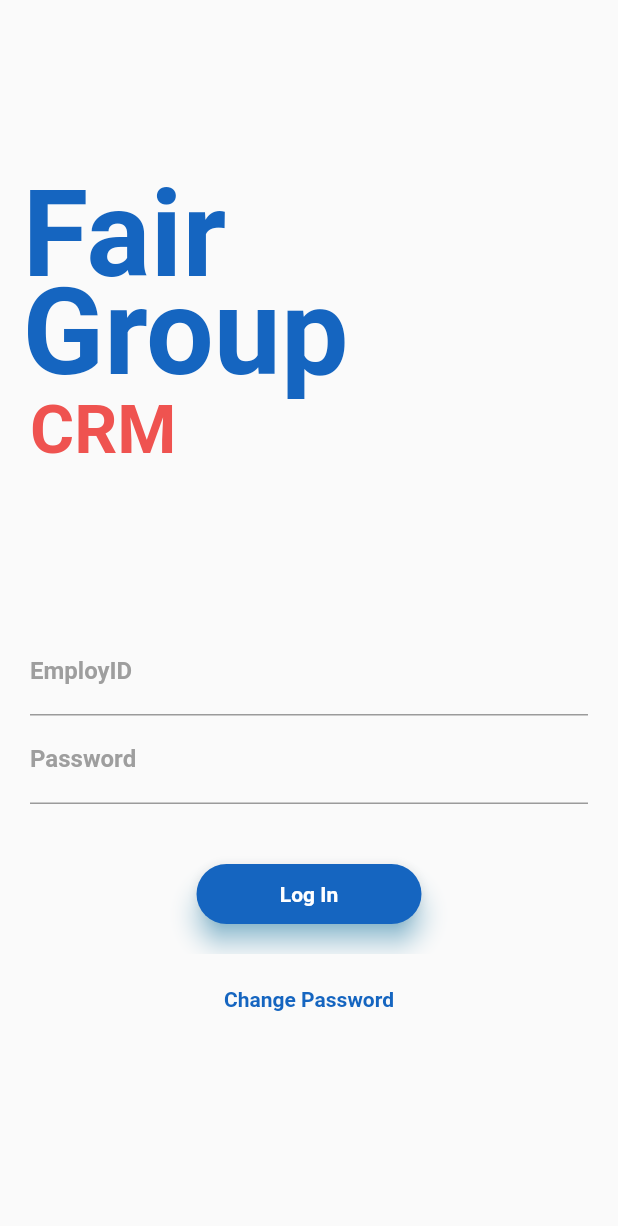
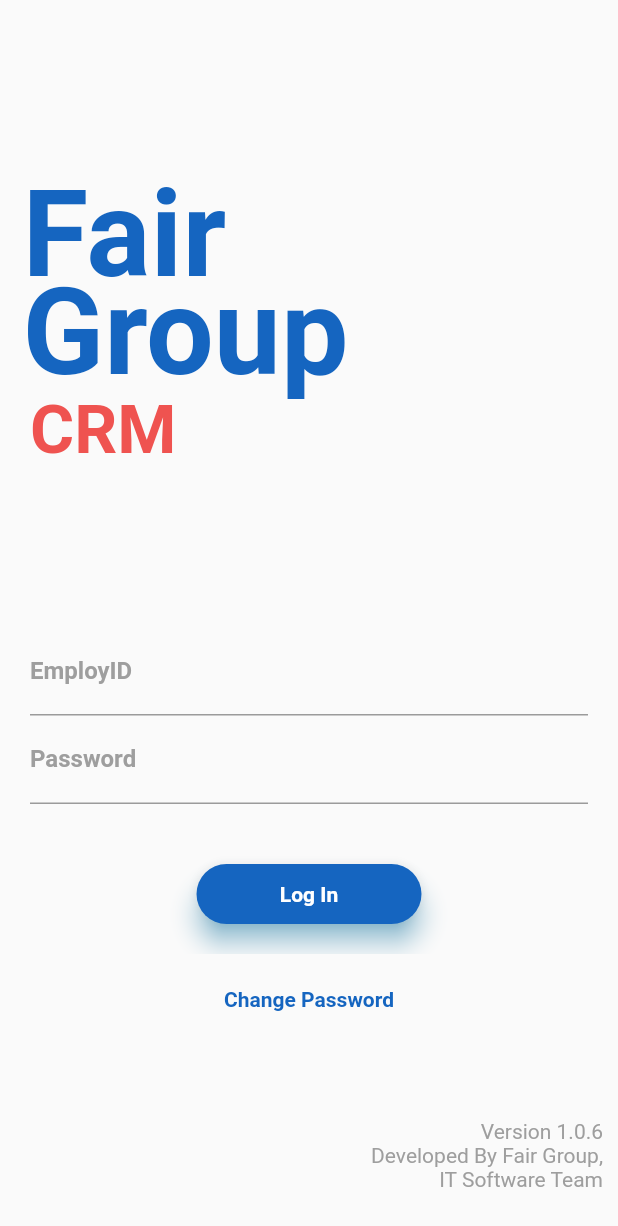
Before and after one commit to Beheshti-Kabir/FairGroupCRM, a Flutter app: the screen it shows after launch, on a phone screen of 412 x 824 dp. Shown: the top 1226 px of the screen. Run offline on Flutter 3.47's test engine with Material 2 defaults, Android fonts, the phone set to English and light mode, and no system bars; our stand-ins replace flutter_datetime_picker, flutter_typeahead, fluttertoast, geolocator; missing offline and left inert: dart:ffi, footer.

Commit message:
added footer

```diff
--- a/lib/constants.dart
+++ b/lib/constants.dart
@@ -1,3 +1,4 @@
 class Constants {
   static String employeeId = '';
+  static String version = '1.0.6';
 }
--- a/lib/main.dart
+++ b/lib/main.dart
@@ -1,10 +1,12 @@
 // ignore_for_file: prefer_const_constructors, avoid_unnecessary_containers
 
 import 'dart:ui';
+import 'package:footer/footer_view.dart';
 import 'package:http/http.dart' as http;
 import 'package:fluttertoast/fluttertoast.dart';
 
 import 'package:flutter/material.dart';
+import 'package:footer/footer.dart';
 import 'package:login_prac/New_Lead.dart';
 import 'package:login_prac/api_service.dart';
 import 'package:login_prac/changePassword.dart';
@@ -46,6 +48,7 @@
   final _passwordController = TextEditingController();
   bool _employIDValidate = false;
   bool _passwordValidate = false;
+  String version = Constants.version;
   //logInValidator(){}
 
   bool formValidator() {
@@ -75,6 +78,7 @@
     return Scaffold(
       //resizeToAvoidBottomInset: false,
       body: SingleChildScrollView(
+
         child: Column(
           crossAxisAlignment: CrossAxisAlignment.start,
           children: <Widget>[
@@ -275,7 +279,23 @@
                             ),
                           ),
                         ),
-            )
+            ),
+        //     FooterView(children: <Widget>[], footer: new Footer(
+        //   child: Padding(
+        //     padding: new EdgeInsets.all(10.0),
+        //     child: Text('Version 1.0.6\nDeveloped By Fair Group, IT Software Team'),
+        //   ),
+        // ),
+        // //flex: 1,
+        // )
+        Container(
+          alignment: Alignment.bottomRight,
+          padding: EdgeInsets.only(top: 50.0,right: 10.0),
+          child: Text('Version $version\nDeveloped By Fair Group,\nIT Software Team',
+                textAlign: TextAlign.right,
+                style: TextStyle(color: Colors.grey),),
+        )
+
           ],
         ),
       ),
--- a/lib/summery.dart
+++ b/lib/summery.dart
@@ -42,6 +42,7 @@
   late var totalCancel = '';
   late var totalInProgress = '';
   late var totalNoAnswer = '';
+  String version = Constants.version;
 
   @override
   initState() {
@@ -99,12 +100,10 @@
             mainAxisAlignment: MainAxisAlignment.center,
             children: <Widget>[
               Expanded(
-                flex:1,
+                flex: 1,
                 child: Container(
                   padding: EdgeInsets.fromLTRB(25.0, 20.0, 0.0, 0.0),
-                  child:
-
-                      GestureDetector(
+                  child: GestureDetector(
                     onTap: () {
                       Navigator.of(context).pushNamed('/newlead');
                     },
@@ -128,19 +127,18 @@
                       ),
                     ),
                   ),
-
-
                 ),
               ),
               Expanded(
-                flex:1,
+                flex: 1,
                 child: Container(
                   padding: EdgeInsets.fromLTRB(20.0, 20.0, 20.0, 0.0),
                   child: Stack(
                     children: <Widget>[
                       GestureDetector(
                         onTap: () {
-                          Navigator.of(context).pushNamed('/newleadtransaction');
+                          Navigator.of(context)
+                              .pushNamed('/newleadtransaction');
                         },
                         child: SizedBox(
                           height: 40.0,
@@ -174,14 +172,13 @@
               crossAxisAlignment: CrossAxisAlignment.start,
               children: <Widget>[
                 Expanded(
-                  flex:1,
+                  flex: 1,
                   child: Container(
                     padding: EdgeInsets.fromLTRB(10.0, 0.0, 10.0, 0.0),
                     child: Stack(
                       children: <Widget>[
                         GestureDetector(
                           onTap: () async {
-
                             Fluttertoast.showToast(
                                 msg: "Loading..",
                                 toastLength: Toast.LENGTH_SHORT,
@@ -190,7 +187,7 @@
                                 backgroundColor: Colors.red,
                                 textColor: Colors.white,
                                 fontSize: 16.0);
-                                totalLead=="0"
+                            totalLead == "0"
                                 ? Fluttertoast.showToast(
                                     msg: "No Data",
                                     toastLength: Toast.LENGTH_SHORT,
@@ -199,7 +196,7 @@
                                     backgroundColor: Colors.red,
                                     textColor: Colors.white,
                                     fontSize: 16.0)
-                            :Navigator.pushNamed(context, '/listsPage',
+                                : Navigator.pushNamed(context, '/listsPage',
                                     arguments: 'TOTAL');
                           },
                           child: SizedBox(
@@ -236,7 +233,7 @@
               crossAxisAlignment: CrossAxisAlignment.start,
               children: <Widget>[
                 Expanded(
-                  flex:1,
+                  flex: 1,
                   child: Container(
                     padding: EdgeInsets.all(10.0),
                     child: Stack(
@@ -260,7 +257,7 @@
                                     backgroundColor: Colors.red,
                                     textColor: Colors.white,
                                     fontSize: 16.0)
-                                :Navigator.pushNamed(context, '/listsPage',
+                                : Navigator.pushNamed(context, '/listsPage',
                                     arguments: 'IN-PROGRESS');
                           },
                           child: SizedBox(
@@ -288,9 +285,8 @@
                     ),
                   ),
                 ),
-
                 Expanded(
-                  flex:1,
+                  flex: 1,
                   child: Container(
                     padding: EdgeInsets.fromLTRB(0.0, 10.0, 10.0, 0.0),
                     child: Stack(
@@ -351,7 +347,7 @@
               crossAxisAlignment: CrossAxisAlignment.start,
               children: <Widget>[
                 Expanded(
-                  flex:1,
+                  flex: 1,
                   child: Container(
                     padding: EdgeInsets.all(10.0),
                     child: Stack(
@@ -375,7 +371,7 @@
                                     backgroundColor: Colors.red,
                                     textColor: Colors.white,
                                     fontSize: 16.0)
-                                :Navigator.pushNamed(context, '/listsPage',
+                                : Navigator.pushNamed(context, '/listsPage',
                                     arguments: 'PRODUCT-NOT-AVAILABLE');
                           },
                           child: SizedBox(
@@ -403,10 +399,8 @@
                     ),
                   ),
                 ),
-
-
                 Expanded(
-                  flex:1,
+                  flex: 1,
                   child: Container(
                     padding: EdgeInsets.fromLTRB(0.0, 10.0, 10.0, 0.0),
                     child: Stack(
@@ -430,7 +424,7 @@
                                     backgroundColor: Colors.red,
                                     textColor: Colors.white,
                                     fontSize: 16.0)
-                            :Navigator.pushNamed(context, '/listsPage',
+                                : Navigator.pushNamed(context, '/listsPage',
                                     arguments: 'FOLLOW-UP');
                           },
                           child: SizedBox(
@@ -467,7 +461,7 @@
               crossAxisAlignment: CrossAxisAlignment.start,
               children: <Widget>[
                 Expanded(
-                  flex:1,
+                  flex: 1,
                   child: Container(
                     padding: EdgeInsets.all(10.0),
                     child: Stack(
@@ -491,7 +485,7 @@
                                     backgroundColor: Colors.red,
                                     textColor: Colors.white,
                                     fontSize: 16.0)
-                                :Navigator.pushNamed(context, '/listsPage',
+                                : Navigator.pushNamed(context, '/listsPage',
                                     arguments: 'CANCEL');
                           },
                           child: SizedBox(
@@ -519,10 +513,8 @@
                     ),
                   ),
                 ),
-
                 Expanded(
                   flex: 1,
-
                   child: Container(
                     padding: EdgeInsets.fromLTRB(0.0, 10.0, 10.0, 0.0),
                     child: Stack(
@@ -546,7 +538,7 @@
                                     backgroundColor: Colors.red,
                                     textColor: Colors.white,
                                     fontSize: 16.0)
-                            :Navigator.pushNamed(context, '/listsPage',
+                                : Navigator.pushNamed(context, '/listsPage',
                                     arguments: 'INVOICED');
                           },
                           child: SizedBox(
@@ -776,6 +768,16 @@
               ],
             ),
           ),
+
+          Container(
+            alignment: Alignment.bottomRight,
+            padding: EdgeInsets.only(top: 50.0, right: 10.0),
+            child: Text(
+              'Version $version\nDeveloped By Fair Group,\nIT Software Team',
+              textAlign: TextAlign.right,
+              style: TextStyle(color: Colors.grey),
+            ),
+          )
           //if (isLoading)
           //Text("Data is loading...", style: TextStyle(fontSize: 40.0))
         ],
--- a/lib/utils/constants.dart
+++ b/lib/utils/constants.dart
@@ -1,4 +1,4 @@
 class Constants{
-  static const androidVersionName='1.0.5';
-  static const androidCode='5';
+  static const androidVersionName='1.0.6';
+  static const androidCode='6';
 }
--- a/pubspec.yaml
+++ b/pubspec.yaml
@@ -40,6 +40,7 @@
   flutter_dropdown: ^1.0.0+hotfix.1
   flutter_launcher_icons: "^0.9.2"
   http: ^0.13.4
+  footer: ^0.0.4
 
   fluttertoast: ^8.0.8
   dropdown_search: ^2.0.1
```
Also changed, not shown: lib/changePassword.dart (line endings or trailing spaces), pubspec.lock. Lines whose indentation alone changed are shown as unchanged.
